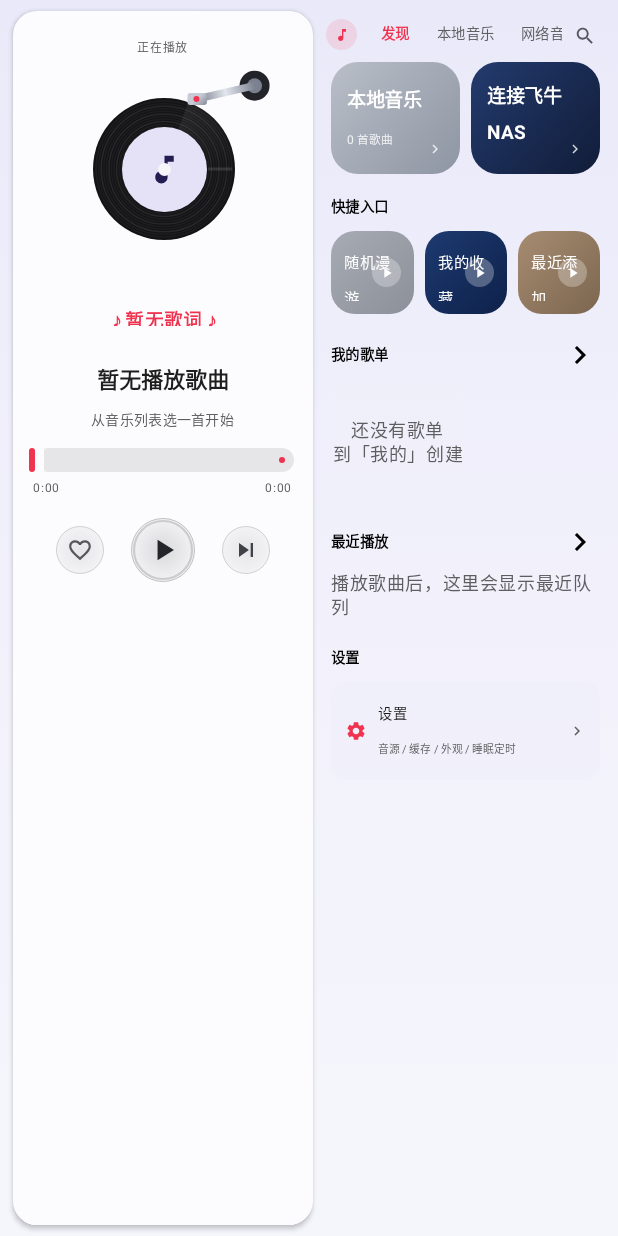
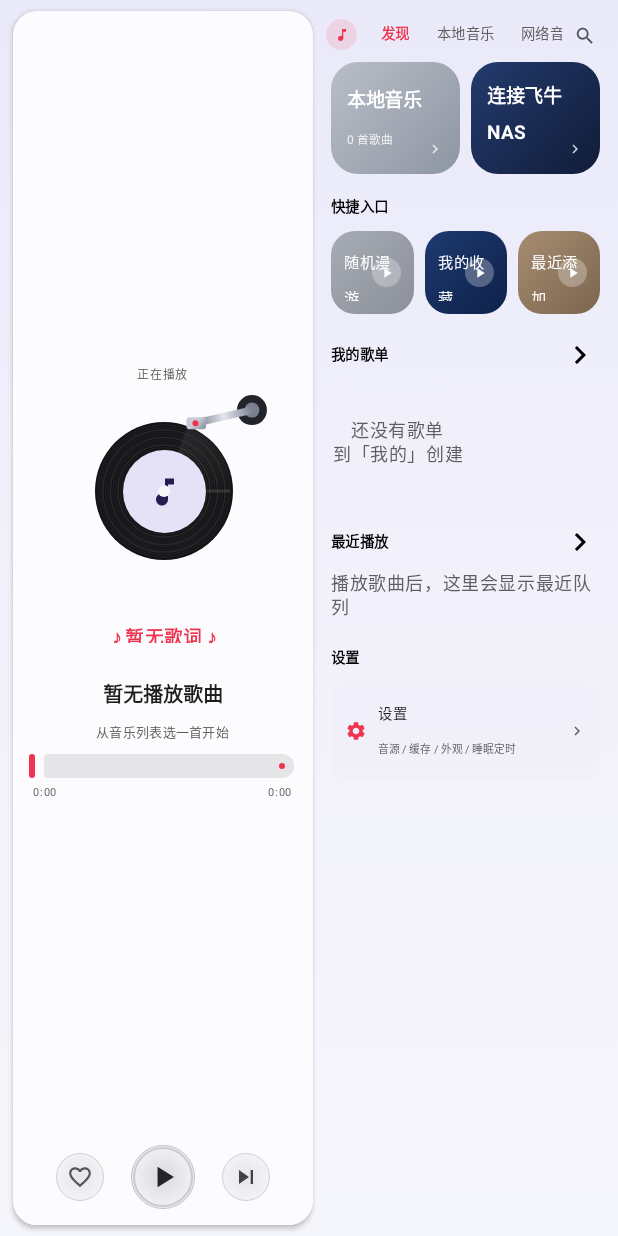
Before and after one commit to hou1025/nasmusic, an Android app built with Jetpack Compose: the DiscoverScreen screen opened through its navigation route, on a phone screen of 412 x 824 dp. Run offline under Robolectric (Android 15) with nearby library versions, the phone set to English and light mode, and no system bars; libraries missing offline, so code that uses them is left out: coil.request; pictures from the network do not load; 1 statement that could not run was skipped.

Commit message:
NasMusic v2.1.2: 修复横屏小窗口底部播放按钮被挤出卡片

```diff
--- a/app/build.gradle.kts
+++ b/app/build.gradle.kts
@@ -12,8 +12,8 @@ android {
         applicationId = "com.nasmusic.player"
         minSdk = 24
         targetSdk = 35
-        versionCode = 34
-        versionName = "2.1.1"
+        versionCode = 35
+        versionName = "2.1.2"
     }
 
     buildTypes {
--- a/app/src/main/java/com/nasmusic/player/ui/DiscoverScreen.kt
+++ b/app/src/main/java/com/nasmusic/player/ui/DiscoverScreen.kt
@@ -310,12 +310,17 @@ private fun NowPlayingPane(
     val position = state.positionMs.coerceIn(0L, duration.toLong()).toFloat()
 
     BoxWithConstraints(modifier = modifier) {
-        // 分屏窗口又窄又矮：同时按卡片自身宽高等比压缩，保持双栏但整体缩小
-        val scale = minOf(maxWidth / 300.dp, maxHeight / 560.dp).coerceIn(0.5f, 1f)
+        // 底部播控按钮区固定预留高度（主按钮约 64dp + 上下间距），
+        // 上部内容只能用它之外的高度，避免矮窗口时把按钮挤出卡片。
+        val controlsReserve = 92.dp
+        val contentHeight = (maxHeight - controlsReserve).coerceAtLeast(150.dp)
+        // 按「扣除按钮后的可用高度」缩放上部内容，下限放宽以适配更矮的横屏/分屏窗口
+        val scale = minOf(maxWidth / 300.dp, contentHeight / 460.dp).coerceIn(0.42f, 1f)
         fun sp(value: Dp): Dp = value * scale
-        // 歌词字号单独跟随窗口尺寸：整体 scale 上限为 1（车机大窗口不会放大），
-        // 这里按卡片实际宽度给出 lyricScale，屏幕/窗口越大字越大，窄屏则缩小，不溢出。
-        val lyricScale = (maxWidth / 300.dp).coerceIn(0.5f, 1.35f)
+        // 歌词字号跟随窗口：同时受宽度与「可用高度」约束。
+        // 横屏是宽而矮——只按宽度会把歌词放到 1.35 倍独占高度、挤掉按钮，
+        // 因此取宽高两者较小值，宽大屏仍能放大，矮窗口则自动收小。
+        val lyricScale = minOf(maxWidth / 300.dp, contentHeight / 460.dp).coerceIn(0.55f, 1.35f)
         Card(
             shape = RoundedCornerShape(sp(24.dp)),
             colors = CardDefaults.cardColors(containerColor = MaterialTheme.colorScheme.surface),
@@ -326,38 +331,45 @@ private fun NowPlayingPane(
                 Modifier.fillMaxSize().padding(sp(16.dp)),
                 horizontalAlignment = Alignment.CenterHorizontally
             ) {
+                // 上部内容占据剩余空间并居中；缩放已按「扣除按钮预留」计算，
+                // 因此即便横屏窗口很矮，这部分也不会把下面的按钮挤出卡片。
+                Column(
+                    Modifier.weight(1f).fillMaxWidth(),
+                    horizontalAlignment = Alignment.CenterHorizontally,
+                    verticalArrangement = Arrangement.Center
+                ) {
                     Text(
                         "正在播放",
                         style = MaterialTheme.typography.labelMedium.copy(fontSize = 12.sp * scale),
                         color = MaterialTheme.colorScheme.onSurfaceVariant,
-                modifier = Modifier.padding(top = sp(8.dp))
+                        modifier = Modifier.padding(top = sp(6.dp))
                     )
-            Spacer(Modifier.height(sp(6.dp)))
+                    Spacer(Modifier.height(sp(4.dp)))
 
-            VinylDisc(artwork = artwork, song = song, discSize = sp(142.dp), playing = state.isPlaying)
+                    VinylDisc(artwork = artwork, song = song, discSize = sp(138.dp), playing = state.isPlaying)
 
-            Spacer(Modifier.height(sp(6.dp)))
+                    Spacer(Modifier.height(sp(4.dp)))
                     // 黑胶下方的三行滚动歌词（上一句 / 当前句 / 下一句），随播放进度切换并带动画
                     DiscLyrics(lyrics = lyrics, positionMs = state.positionMs, scale = lyricScale)
 
-            Spacer(Modifier.height(sp(8.dp)))
+                    Spacer(Modifier.height(sp(6.dp)))
                     Text(
                         song?.title ?: "暂无播放歌曲",
-                style = MaterialTheme.typography.titleLarge.copy(fontSize = 22.sp * scale),
+                        style = MaterialTheme.typography.titleLarge.copy(fontSize = 20.sp * scale),
                         fontWeight = FontWeight.SemiBold,
                         color = MaterialTheme.colorScheme.onSurface,
                         maxLines = 1,
                         textAlign = TextAlign.Center
                     )
-            Spacer(Modifier.height(sp(4.dp)))
+                    Spacer(Modifier.height(sp(2.dp)))
                     Text(
                         song?.artist?.ifBlank { "未知歌手" } ?: "从音乐列表选一首开始",
-                style = MaterialTheme.typography.bodyMedium.copy(fontSize = 14.sp * scale),
+                        style = MaterialTheme.typography.bodyMedium.copy(fontSize = 13.sp * scale),
                         color = MaterialTheme.colorScheme.onSurfaceVariant,
                         maxLines = 1
                     )
 
-            Spacer(Modifier.height(sp(16.dp)))
+                    Spacer(Modifier.height(sp(10.dp)))
                     Slider(
                         value = position,
                         onValueChange = { playerVm.seekTo(it.toLong()) },
@@ -367,18 +379,20 @@ private fun NowPlayingPane(
                             activeTrackColor = DiscoverRed,
                             inactiveTrackColor = MaterialTheme.colorScheme.outline.copy(alpha = 0.35f)
                         ),
-                modifier = Modifier.fillMaxWidth().height(sp(20.dp))
+                        modifier = Modifier.fillMaxWidth().height(sp(18.dp))
                     )
                     Row(
                         Modifier.fillMaxWidth().padding(horizontal = sp(4.dp)),
                         horizontalArrangement = Arrangement.SpaceBetween
                     ) {
-                Text(formatDuration(state.positionMs), fontSize = 12.sp * scale, color = MaterialTheme.colorScheme.onSurfaceVariant)
+                        Text(formatDuration(state.positionMs), fontSize = 11.sp * scale, color = MaterialTheme.colorScheme.onSurfaceVariant)
                         Text(formatDuration(state.durationMs.takeIf { it > 0 } ?: song?.durationMs ?: 0L),
-                    fontSize = 12.sp * scale, color = MaterialTheme.colorScheme.onSurfaceVariant)
+                            fontSize = 11.sp * scale, color = MaterialTheme.colorScheme.onSurfaceVariant)
+                    }
                 }
 
-            Spacer(Modifier.height(sp(12.dp)))
+                // 底部播控按钮：作为 Column 最后一项固定高度，永远留在卡片底部
+                Spacer(Modifier.height(sp(6.dp)))
                 val playProgress = (position / duration).coerceIn(0f, 1f)
                 Row(
                     Modifier.fillMaxWidth(),
@@ -423,8 +437,6 @@ private fun NowPlayingPane(
                         )
                     }
                 }
-
-            Spacer(Modifier.weight(1f))
             }
         }
     }
--- a/app/src/main/java/com/nasmusic/player/ui/SettingsScreen.kt
+++ b/app/src/main/java/com/nasmusic/player/ui/SettingsScreen.kt
@@ -486,7 +486,7 @@ fun SettingsScreen(vm: MainViewModel, playerVm: PlayerViewModel, nav: NavControl
                 "Kotlin · Compose · MVVM · Room · Media3 · SMBJ · OkHttp",
                 Modifier.padding(top = 4.dp)
             )
-            InfoText("v2.1.1 · 轻量 · 无广告 · 支持车机/平板双栏", Modifier.padding(top = 4.dp))
+            InfoText("v2.1.2 · 轻量 · 无广告 · 支持车机/平板双栏", Modifier.padding(top = 4.dp))
         }
         Spacer(Modifier.height(12.dp))
     }
```
Also changed, not shown: 1 other file. Lines whose indentation alone changed are shown as unchanged.
